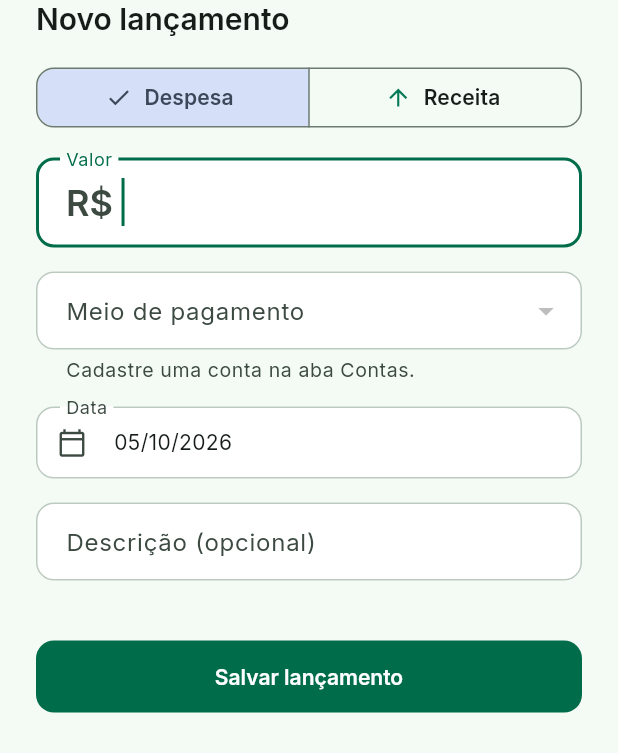
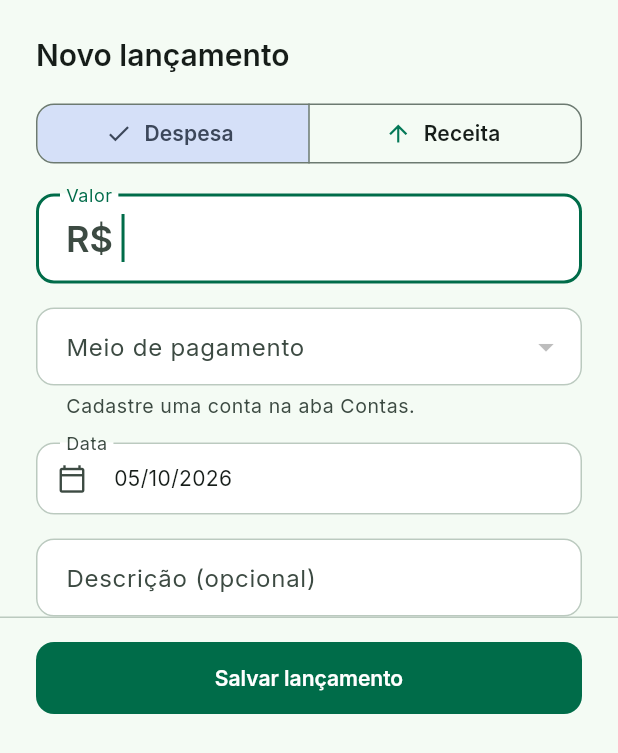
Before and after one commit to marcosmhs/teb_cashtrack, a Flutter app: the TransactionForm widget shown alone on an empty page, opened directly, on a phone screen of 412 x 824 dp. Shown: the top 753 px of the screen. Run offline on Flutter 3.47's test engine with Material 3 defaults, Android fonts, the phone set to English and light mode, and no system bars; our stand-ins replace cloud_firestore, firebase_auth, firebase_core, google_fonts, rxdart; accounts and stored records are empty; generated files the repository leaves out were written again.

Commit message:
Tela de lançamento: tags e botão de salvar fixos
Reestrutura o formulário de lançamento em cabeçalho fixo, campos roláveis
e um rodapé fixo com a seleção de tags e o botão de salvar sempre visíveis
acima do teclado — evita rolar ou fechar o teclado no celular. A área de
tags tem altura limitada com rolagem própria para não empurrar o botão.

Atualiza google_fonts para ^6.1.0 (a linha 5.x não compila no Dart 3.13).

Co-Authored-By: Claude Opus 4.8 <noreply@anthropic.com>

```diff
--- a/analysis_options.yaml
+++ b/analysis_options.yaml
@@ -7,6 +7,10 @@
 
 # The following line activates a set of recommended lints for Flutter apps,
 # packages, and plugins designed to encourage good coding practices.
+analyzer:
+  exclude:
+    - build/**
+    - web/**
 include: package:flutter_lints/flutter.yaml
 
 linter:
--- a/lib/widgets/transaction_form.dart
+++ b/lib/widgets/transaction_form.dart
@@ -121,17 +121,27 @@ class _TransactionFormState extends State<TransactionForm> {
 
   @override
   Widget build(BuildContext context) {
-    final bottomInset = MediaQuery.viewInsetsOf(context).bottom;
+    final media = MediaQuery.of(context);
+    final bottomInset = media.viewInsets.bottom;
+    // Cabeçalho e campos rolam no meio; as tags e o botão de salvar ficam
+    // fixos no rodapé (acima do teclado), sempre visíveis — evita rolar ou
+    // fechar o teclado no celular para confirmar o lançamento.
+    final maxHeight = media.size.height * 0.92 - bottomInset;
     return Padding(
-      padding: EdgeInsets.fromLTRB(AppSpacing.lg, 0, AppSpacing.lg, AppSpacing.lg + bottomInset),
+      padding: EdgeInsets.only(bottom: bottomInset),
+      child: ConstrainedBox(
+        constraints: BoxConstraints(
+          maxHeight: maxHeight > 0 ? maxHeight : media.size.height * 0.92,
+        ),
         child: Form(
           key: _formKey,
-        child: SingleChildScrollView(
           child: Column(
             crossAxisAlignment: CrossAxisAlignment.stretch,
             mainAxisSize: MainAxisSize.min,
             children: [
-              Row(
+              Padding(
+                padding: const EdgeInsets.fromLTRB(AppSpacing.lg, AppSpacing.lg, AppSpacing.lg, 0),
+                child: Row(
                   children: [
                     Expanded(
                       child: Text(
@@ -147,7 +157,14 @@ class _TransactionFormState extends State<TransactionForm> {
                       ),
                   ],
                 ),
-              const SizedBox(height: AppSpacing.md),
+              ),
+              Flexible(
+                child: SingleChildScrollView(
+                  padding: const EdgeInsets.fromLTRB(AppSpacing.lg, AppSpacing.md, AppSpacing.lg, 0),
+                  child: Column(
+                    crossAxisAlignment: CrossAxisAlignment.stretch,
+                    mainAxisSize: MainAxisSize.min,
+                    children: [
                       SegmentedButton<TransactionType>(
                         segments: [
                           ButtonSegment(
@@ -172,21 +189,46 @@ class _TransactionFormState extends State<TransactionForm> {
                         inputFormatters: const [CurrencyInputFormatter()],
                         style: context.text.headlineMedium,
                         decoration: const InputDecoration(labelText: 'Valor', prefixText: r'R$ '),
-                validator: (v) => parseCurrencyToCents(v ?? '') <= 0 ? 'Informe um valor' : null,
+                        validator: (v) =>
+                            parseCurrencyToCents(v ?? '') <= 0 ? 'Informe um valor' : null,
                       ),
                       const SizedBox(height: AppSpacing.md),
                       _buildAccountField(),
                       const SizedBox(height: AppSpacing.md),
-              DateField(label: 'Data', value: _date, onChanged: (d) => setState(() => _date = d)),
+                      DateField(
+                        label: 'Data',
+                        value: _date,
+                        onChanged: (d) => setState(() => _date = d),
+                      ),
                       const SizedBox(height: AppSpacing.md),
                       TextFormField(
                         controller: _detailsController,
                         textCapitalization: TextCapitalization.sentences,
                         decoration: const InputDecoration(labelText: 'Descrição (opcional)'),
                       ),
-              const SizedBox(height: AppSpacing.md),
+                    ],
+                  ),
+                ),
+              ),
+              _buildFooter(),
+            ],
+          ),
+        ),
+      ),
+    );
+  }
+
+  Widget _buildFooter() {
+    return Container(
+      decoration: BoxDecoration(
+        border: Border(top: BorderSide(color: context.colors.outlineVariant)),
+      ),
+      padding: const EdgeInsets.fromLTRB(AppSpacing.lg, AppSpacing.md, AppSpacing.lg, AppSpacing.lg),
+      child: Column(
+        crossAxisAlignment: CrossAxisAlignment.stretch,
+        mainAxisSize: MainAxisSize.min,
+        children: [
           _buildTagSelector(),
-              const SizedBox(height: AppSpacing.lg),
           FilledButton(
             onPressed: _saving ? null : _save,
             child: _saving
@@ -197,8 +239,6 @@ class _TransactionFormState extends State<TransactionForm> {
                 : Text(_isEditing ? 'Salvar alterações' : 'Salvar lançamento'),
           ),
         ],
-          ),
-        ),
       ),
     );
   }
@@ -267,7 +307,12 @@ class _TransactionFormState extends State<TransactionForm> {
           children: [
             Text('Tag', style: context.text.labelMedium),
             const SizedBox(height: AppSpacing.xs),
-            Wrap(
+            // Altura limitada com rolagem própria: muitas tags não empurram
+            // o botão de salvar para fora da tela.
+            ConstrainedBox(
+              constraints: const BoxConstraints(maxHeight: 132),
+              child: SingleChildScrollView(
+                child: Wrap(
                   spacing: AppSpacing.xs,
                   runSpacing: AppSpacing.xs,
                   children: [
@@ -280,10 +325,14 @@ class _TransactionFormState extends State<TransactionForm> {
                       ChoiceChip(
                         label: Text(tag.name),
                         selected: _tagId == tag.id,
-                    onSelected: (selected) => setState(() => _tagId = selected ? tag.id : null),
+                        onSelected: (selected) =>
+                            setState(() => _tagId = selected ? tag.id : null),
                       ),
                   ],
                 ),
+              ),
+            ),
+            const SizedBox(height: AppSpacing.md),
           ],
         );
       },
--- a/pubspec.yaml
+++ b/pubspec.yaml
@@ -17,7 +17,7 @@ dependencies:
   firebase_core: ^4.7.0
   firebase_auth: ^6.4.0
   cloud_firestore: ^6.0.2
-  google_fonts: ^5.0.0
+  google_fonts: ^6.1.0
   intl: ^0.20.2
   rxdart: ^0.28.0
 
```
Also changed, not shown: pubspec.lock. Lines whose indentation alone changed are shown as unchanged.
